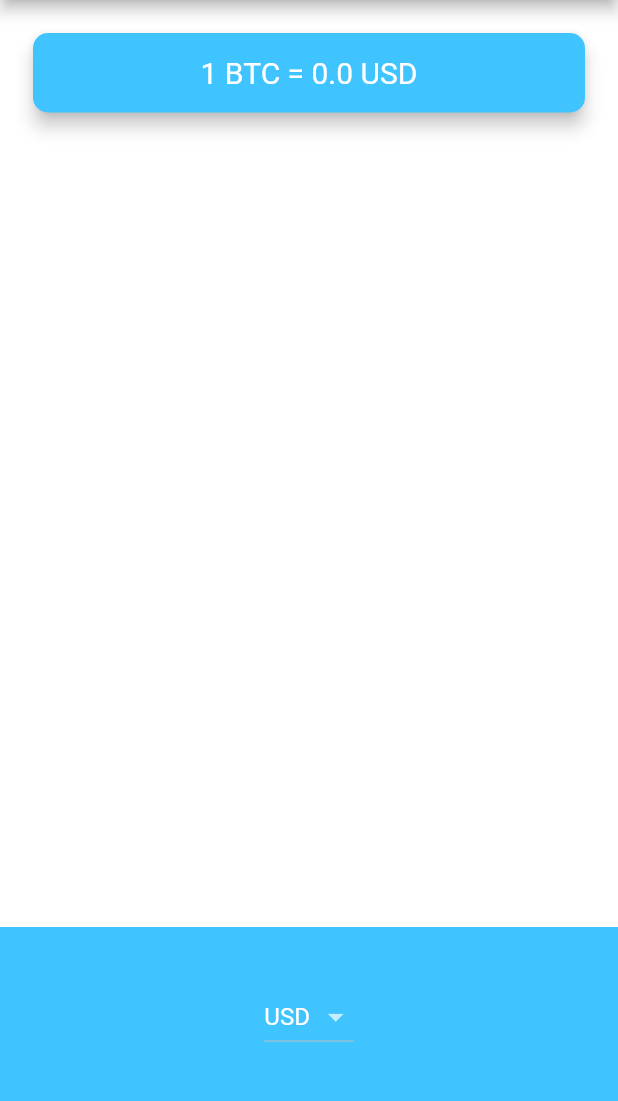
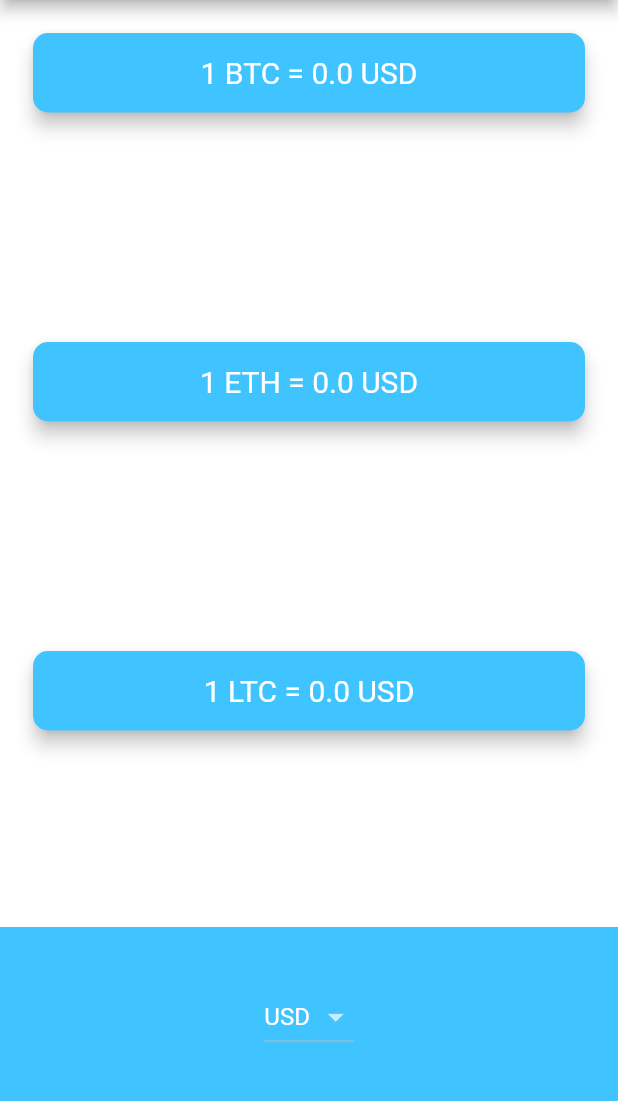
Before and after one commit to derekdileo/bitcoin-ticker-flutter, a Flutter app: the screen it shows after launch, on a phone screen of 412 x 824 dp, the part 84-1185 px from its top. Run offline on Flutter 3.47's test engine with Material 2 defaults, Android fonts, the phone set to English and light mode, and no system bars.

Commit message:
Add LTC and ETH cards with same functionality; however, used up free api calls for day (100).

```diff
--- a/lib/screens/price_screen.dart
+++ b/lib/screens/price_screen.dart
@@ -17,19 +17,26 @@ class PriceScreen extends StatefulWidget {
 class _PriceScreenState extends State<PriceScreen> {
   // CoinData btcCoinData = CoinData(crypto: 'BTC', currency: 'USD');
   CoinModel coinModel = CoinModel();
-  double btcPriceUSD = 0.0;
   double btcPrice = 0.0;
+  double ethPrice = 0.0;
+  double ltcPrice = 0.0;
 
   String selectedCurrency = 'USD';
 
-  void updateUI(dynamic coinData) {
+  void updateUI(dynamic btcCoinData, dynamic ethCoinData, dynamic ltcCoinData) {
     setState(() {
-      if (coinData == null) {
-        btcPriceUSD = -666.0;
+      if (btcCoinData == null) {
+        btcPrice = -666.0;
       }
-      btcPriceUSD = coinData['rate'];
-      // coinData.getExchangeRate();
-      // btcPriceUSD = btcCoinData
+      if (ethCoinData == null) {
+        ethPrice = -666.0;
+      }
+      if (ltcCoinData == null) {
+        ltcPrice = -666.0;
+      }
+      btcPrice = btcCoinData['rate'];
+      ethPrice = ethCoinData['rate'];
+      ltcPrice = ltcCoinData['rate'];
     });
   }
 
@@ -50,9 +57,13 @@ class _PriceScreenState extends State<PriceScreen> {
       value: selectedCurrency,
       onChanged: (value) async {
         selectedCurrency = value.toString();
-        var coinData = await coinModel.getExchangeRate('BTC', selectedCurrency);
-        updateUI(coinData);
-        print(selectedCurrency);
+        var btcCoinData =
+            await coinModel.getExchangeRate('BTC', selectedCurrency);
+        var ethCoinData =
+            await coinModel.getExchangeRate('ETH', selectedCurrency);
+        var ltcCoinData =
+            await coinModel.getExchangeRate('LTC', selectedCurrency);
+        updateUI(btcCoinData, ethCoinData, ltcCoinData);
       },
       items: dropdownItems,
     );
@@ -71,9 +82,13 @@ class _PriceScreenState extends State<PriceScreen> {
       itemExtent: 32.0, // height of each item (in px)
       onSelectedItemChanged: (selectedIndex) async {
         selectedCurrency = currenciesList[selectedIndex];
-        var coinData = await coinModel.getExchangeRate('BTC', selectedCurrency);
-        updateUI(coinData);
-        print(selectedCurrency);
+        var btcCoinData =
+            await coinModel.getExchangeRate('BTC', selectedCurrency);
+        var ethCoinData =
+            await coinModel.getExchangeRate('ETH', selectedCurrency);
+        var ltcCoinData =
+            await coinModel.getExchangeRate('LTC', selectedCurrency);
+        updateUI(btcCoinData, ethCoinData, ltcCoinData);
       },
       children: pickerItems,
     );
@@ -89,6 +104,7 @@ class _PriceScreenState extends State<PriceScreen> {
         mainAxisAlignment: MainAxisAlignment.spaceBetween,
         crossAxisAlignment: CrossAxisAlignment.stretch,
         children: <Widget>[
+          // BTC Card
           Padding(
             padding: EdgeInsets.fromLTRB(18.0, 18.0, 18.0, 0),
             child: Card(
@@ -100,7 +116,7 @@ class _PriceScreenState extends State<PriceScreen> {
               child: Padding(
                 padding: EdgeInsets.symmetric(vertical: 15.0, horizontal: 28.0),
                 child: Text(
-                  '1 BTC = $btcPriceUSD $selectedCurrency',
+                  '1 BTC = $btcPrice $selectedCurrency',
                   textAlign: TextAlign.center,
                   style: TextStyle(
                     fontSize: 20.0,
@@ -110,6 +126,51 @@ class _PriceScreenState extends State<PriceScreen> {
               ),
             ),
           ),
+          // ETH Card
+          Padding(
+            padding: EdgeInsets.fromLTRB(18.0, 18.0, 18.0, 0),
+            child: Card(
+              color: Colors.lightBlueAccent,
+              elevation: 5.0,
+              shape: RoundedRectangleBorder(
+                borderRadius: BorderRadius.circular(10.0),
+              ),
+              child: Padding(
+                padding: EdgeInsets.symmetric(vertical: 15.0, horizontal: 28.0),
+                child: Text(
+                  '1 ETH = $ethPrice $selectedCurrency',
+                  textAlign: TextAlign.center,
+                  style: TextStyle(
+                    fontSize: 20.0,
+                    color: Colors.white,
+                  ),
+                ),
+              ),
+            ),
+          ),
+          // LTC Card
+          Padding(
+            padding: EdgeInsets.fromLTRB(18.0, 18.0, 18.0, 0),
+            child: Card(
+              color: Colors.lightBlueAccent,
+              elevation: 5.0,
+              shape: RoundedRectangleBorder(
+                borderRadius: BorderRadius.circular(10.0),
+              ),
+              child: Padding(
+                padding: EdgeInsets.symmetric(vertical: 15.0, horizontal: 28.0),
+                child: Text(
+                  '1 LTC = $ltcPrice $selectedCurrency',
+                  textAlign: TextAlign.center,
+                  style: TextStyle(
+                    fontSize: 20.0,
+                    color: Colors.white,
+                  ),
+                ),
+              ),
+            ),
+          ),
+          // iOSPicker / androidDropdown
           Container(
             height: 150.0,
             alignment: Alignment.center,
```
Also changed, not shown: lib/utilities/constants.dart (+23 -0 lines).
